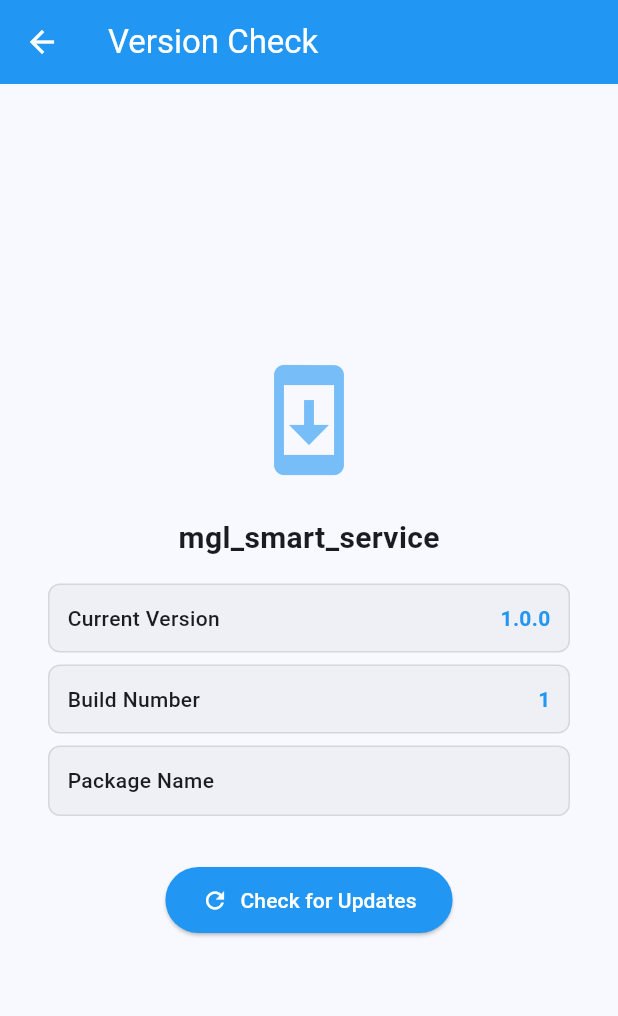
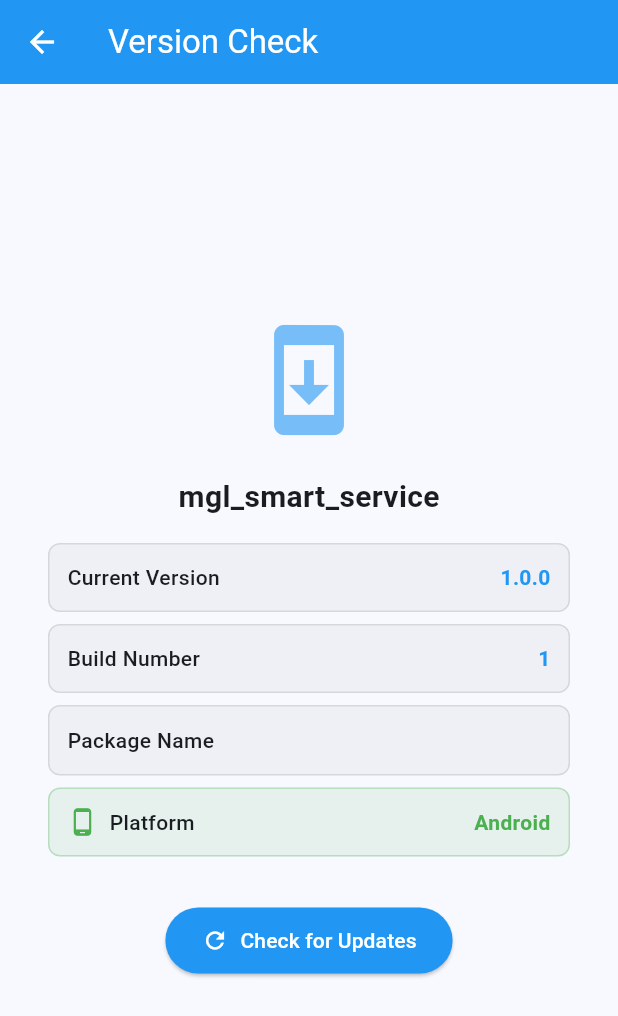
Before and after one commit to oganaa2472/wash_service, a Flutter app: the VersionCheckPage screen opened directly, on a phone screen of 412 x 824 dp. Shown: the top 1016 px of the screen. Run offline on Flutter 3.47's test engine with Material 3 defaults, Android fonts, the light colour scheme and no system bars; our stand-ins replace dartz, equatable, flutter_bloc, get_it, graphql_flutter, package_info_plus and 1 more; accounts and stored records are empty; network calls fail.

Commit message:
Add platform detection for iOS and Android with platform-specific app store URLs and UI

```diff
--- a/lib/core/services/version_service.dart
+++ b/lib/core/services/version_service.dart
@@ -1,5 +1,7 @@
 import 'package:package_info_plus/package_info_plus.dart';
 import 'package:url_launcher/url_launcher.dart';
+import 'package:flutter/foundation.dart';
+import 'dart:io';
 import '../../domain/entities/apk_version.dart';
 import '../../domain/usecases/get_apk_version.dart';
 
@@ -7,6 +9,14 @@ class VersionService {
   final GetApkVersion getApkVersion;
 
   VersionService(this.getApkVersion);
+
+  /// Get current platform (iOS or Android)
+  String get platform {
+    if (kIsWeb) return 'web';
+    if (Platform.isIOS) return 'ios';
+    if (Platform.isAndroid) return 'android';
+    return 'unknown';
+  }
 
   /// Get current app version using package_info_plus
   Future<String> getCurrentVersion() async {
@@ -28,6 +38,7 @@ class VersionService {
         'buildNumber': packageInfo.buildNumber,
         'packageName': packageInfo.packageName,
         'appName': packageInfo.appName,
+        'platform': platform,
       };
     } catch (e) {
       print('Error getting app info: $e');
@@ -36,6 +47,7 @@ class VersionService {
         'buildNumber': '1',
         'packageName': 'com.example.mgl_smart_service',
         'appName': 'MGL Smart Service',
+        'platform': platform,
       };
     }
   }
@@ -67,15 +79,25 @@ class VersionService {
     }
   }
 
-  /// Launch app store for update
+  /// Launch app store for update based on platform
   Future<void> launchAppStore() async {
     try {
       // Get the app package name
       final PackageInfo packageInfo = await PackageInfo.fromPlatform();
       final packageName = packageInfo.packageName;
 
-      // Create the app store URL
-      final url = 'https://play.google.com/store/apps/details?id=$packageName';
+      String url;
+
+      // Create platform-specific app store URL
+      if (Platform.isIOS) {
+        // iOS App Store URL
+        url = 'https://apps.apple.com/app/id$packageName';
+      } else if (Platform.isAndroid) {
+        // Android Play Store URL
+        url = 'https://play.google.com/store/apps/details?id=$packageName';
+      } else {
+        throw Exception('Unsupported platform for app store launch');
+      }
 
       final uri = Uri.parse(url);
       if (await canLaunchUrl(uri)) {
@@ -86,6 +108,28 @@ class VersionService {
     } catch (e) {
       print('Error launching app store: $e');
       throw Exception('Failed to open app store: $e');
+    }
+  }
+
+  /// Get platform-specific app store name
+  String getAppStoreName() {
+    if (Platform.isIOS) {
+      return 'App Store';
+    } else if (Platform.isAndroid) {
+      return 'Google Play Store';
+    } else {
+      return 'App Store';
+    }
+  }
+
+  /// Get platform-specific update message
+  String getUpdateMessage() {
+    if (Platform.isIOS) {
+      return 'A new version is available on the App Store.';
+    } else if (Platform.isAndroid) {
+      return 'A new version is available on Google Play Store.';
+    } else {
+      return 'A new version is available.';
     }
   }
 
--- a/lib/presentation/pages/version_check_page.dart
+++ b/lib/presentation/pages/version_check_page.dart
@@ -1,4 +1,6 @@
 import 'package:flutter/material.dart';
+import 'package:flutter/foundation.dart';
+import 'dart:io';
 import '../../core/services/version_service.dart';
 import '../../domain/usecases/get_apk_version.dart';
 import '../../data/repositories/version_repository_impl.dart';
@@ -19,6 +21,7 @@ class _VersionCheckPageState extends State<VersionCheckPage> {
   String _buildNumber = '1';
   String _packageName = '';
   String _appName = '';
+  String _platform = '';
   bool _updateAvailable = false;
 
   @override
@@ -43,6 +46,7 @@ class _VersionCheckPageState extends State<VersionCheckPage> {
         _buildNumber = appInfo['buildNumber'] ?? '1';
         _packageName = appInfo['packageName'] ?? '';
         _appName = appInfo['appName'] ?? '';
+        _platform = appInfo['platform'] ?? '';
       });
     } catch (e) {
       print('Error loading app info: $e');
@@ -101,7 +105,7 @@ class _VersionCheckPageState extends State<VersionCheckPage> {
       context: context,
       builder: (context) => AlertDialog(
         title: const Text('No Updates'),
-        content: const Text('You are using the latest version of the app.'),
+        content: Text('You are using the latest version of the app on $_platform.'),
         actions: [
           TextButton(
             onPressed: () => Navigator.of(context).pop(),
@@ -126,6 +130,32 @@ class _VersionCheckPageState extends State<VersionCheckPage> {
         ],
       ),
     );
+  }
+
+  String _getPlatformDisplayName() {
+    switch (_platform) {
+      case 'ios':
+        return 'iOS';
+      case 'android':
+        return 'Android';
+      case 'web':
+        return 'Web';
+      default:
+        return 'Unknown';
+    }
+  }
+
+  IconData _getPlatformIcon() {
+    switch (_platform) {
+      case 'ios':
+        return Icons.phone_iphone;
+      case 'android':
+        return Icons.phone_android;
+      case 'web':
+        return Icons.web;
+      default:
+        return Icons.devices;
+    }
   }
 
   @override
@@ -159,6 +189,8 @@ class _VersionCheckPageState extends State<VersionCheckPage> {
             _buildInfoCard('Build Number', _buildNumber),
             const SizedBox(height: 8),
             _buildInfoCard('Package Name', _packageName),
+            const SizedBox(height: 8),
+            _buildPlatformCard(),
             const SizedBox(height: 32),
             ElevatedButton.icon(
               onPressed: _isChecking ? null : _checkForUpdates,
@@ -188,14 +220,14 @@ class _VersionCheckPageState extends State<VersionCheckPage> {
                   borderRadius: BorderRadius.circular(8),
                   border: Border.all(color: Colors.orange.withOpacity(0.3)),
                 ),
-                child: const Row(
+                child: Row(
                   mainAxisSize: MainAxisSize.min,
                   children: [
                     Icon(Icons.warning, color: Colors.orange, size: 20),
-                    SizedBox(width: 8),
+                    const SizedBox(width: 8),
                     Text(
-                      'Update Available!',
-                      style: TextStyle(
+                      'Update Available on ${_versionService.getAppStoreName()}!',
+                      style: const TextStyle(
                         color: Colors.orange,
                         fontWeight: FontWeight.w600,
                       ),
@@ -241,4 +273,65 @@ class _VersionCheckPageState extends State<VersionCheckPage> {
       ),
     );
   }
+
+  Widget _buildPlatformCard() {
+    return Container(
+      width: double.infinity,
+      margin: const EdgeInsets.symmetric(horizontal: 32),
+      padding: const EdgeInsets.all(12),
+      decoration: BoxDecoration(
+        color: _platform == 'ios'
+            ? Colors.blue.withOpacity(0.1)
+            : _platform == 'android'
+                ? Colors.green.withOpacity(0.1)
+                : Colors.grey.withOpacity(0.1),
+        borderRadius: BorderRadius.circular(8),
+        border: Border.all(
+          color: _platform == 'ios'
+              ? Colors.blue.withOpacity(0.3)
+              : _platform == 'android'
+                  ? Colors.green.withOpacity(0.3)
+                  : Colors.grey.withOpacity(0.3),
+        ),
+      ),
+      child: Row(
+        mainAxisAlignment: MainAxisAlignment.spaceBetween,
+        children: [
+          Row(
+            children: [
+              Icon(
+                _getPlatformIcon(),
+                size: 20,
+                color: _platform == 'ios'
+                    ? Colors.blue
+                    : _platform == 'android'
+                        ? Colors.green
+                        : Colors.grey,
+              ),
+              const SizedBox(width: 8),
+              Text(
+                'Platform',
+                style: const TextStyle(
+                  fontSize: 14,
+                  fontWeight: FontWeight.w500,
+                ),
+              ),
+            ],
+          ),
+          Text(
+            _getPlatformDisplayName(),
+            style: TextStyle(
+              fontSize: 14,
+              fontWeight: FontWeight.w600,
+              color: _platform == 'ios'
+                  ? Colors.blue
+                  : _platform == 'android'
+                      ? Colors.green
+                      : Colors.grey,
+            ),
+          ),
+        ],
+      ),
+    );
+  }
 }
--- a/lib/presentation/widgets/version_update_dialog.dart
+++ b/lib/presentation/widgets/version_update_dialog.dart
@@ -1,4 +1,6 @@
 import 'package:flutter/material.dart';
+import 'package:flutter/foundation.dart';
+import 'dart:io';
 import '../../domain/entities/apk_version.dart';
 
 class VersionUpdateDialog extends StatelessWidget {
@@ -14,6 +16,36 @@ class VersionUpdateDialog extends StatelessWidget {
     required this.onUpdate,
     this.onSkip,
   });
+
+  /// Get current platform
+  String get platform {
+    if (kIsWeb) return 'web';
+    if (Platform.isIOS) return 'ios';
+    if (Platform.isAndroid) return 'android';
+    return 'unknown';
+  }
+
+  /// Get platform-specific app store name
+  String getAppStoreName() {
+    if (Platform.isIOS) {
+      return 'App Store';
+    } else if (Platform.isAndroid) {
+      return 'Google Play Store';
+    } else {
+      return 'App Store';
+    }
+  }
+
+  /// Get platform-specific update message
+  String getUpdateMessage() {
+    if (Platform.isIOS) {
+      return 'A new version is available on the App Store.';
+    } else if (Platform.isAndroid) {
+      return 'A new version is available on Google Play Store.';
+    } else {
+      return 'A new version of the app is available.';
+    }
+  }
 
   @override
   Widget build(BuildContext context) {
@@ -43,7 +75,7 @@ class VersionUpdateDialog extends StatelessWidget {
         crossAxisAlignment: CrossAxisAlignment.start,
         children: [
           Text(
-            'A new version of the app is available.',
+            getUpdateMessage(),
             style: TextStyle(
               fontSize: 16,
               color: Colors.grey[700],
@@ -55,6 +87,8 @@ class VersionUpdateDialog extends StatelessWidget {
           _buildVersionInfo('Latest Version', latestVersion.version),
           const SizedBox(height: 8),
           _buildVersionInfo('Updated', _formatDate(latestVersion.updatedAt)),
+          const SizedBox(height: 8),
+          _buildVersionInfo('Platform', _getPlatformDisplayName()),
           const SizedBox(height: 16),
           if (latestVersion.category.description.isNotEmpty) ...[
             Text(
@@ -94,9 +128,9 @@ class VersionUpdateDialog extends StatelessWidget {
               borderRadius: BorderRadius.circular(8),
             ),
           ),
-          child: const Text(
-            'Update Now',
-            style: TextStyle(fontWeight: FontWeight.w600),
+          child: Text(
+            'Update on ${getAppStoreName()}',
+            style: const TextStyle(fontWeight: FontWeight.w600),
           ),
         ),
       ],
@@ -136,4 +170,17 @@ class VersionUpdateDialog extends StatelessWidget {
   String _formatDate(DateTime date) {
     return '${date.day}/${date.month}/${date.year}';
   }
+
+  String _getPlatformDisplayName() {
+    switch (platform) {
+      case 'ios':
+        return 'iOS';
+      case 'android':
+        return 'Android';
+      case 'web':
+        return 'Web';
+      default:
+        return 'Unknown';
+    }
+  }
 }
```
